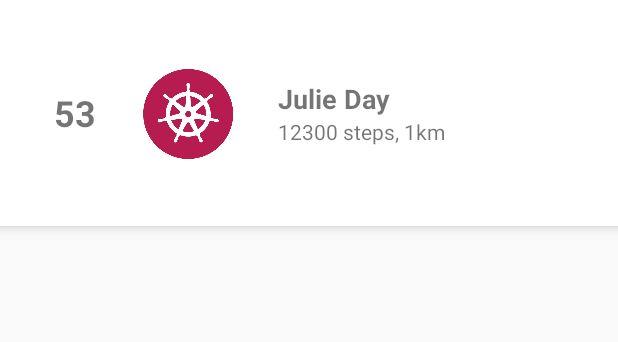
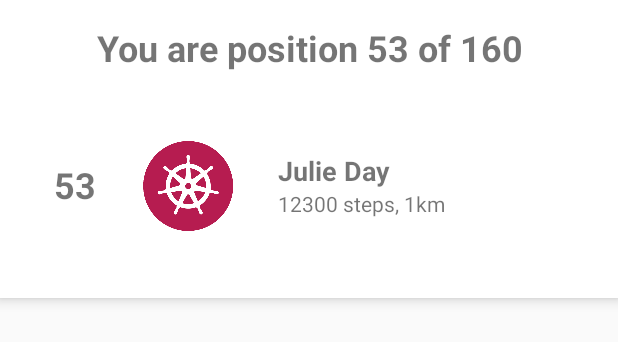
Before and after one commit to AnthonyAmanse/fitcoin-android, an Android app: the layout fragment_leaderboards.xml on its own in the app's theme, with its tools: preview values and no code run, on a phone screen of 412 x 824 dp. Shown: the top 342 px of the screen. Run offline under Robolectric (Android 15) with nearby library versions, the light colour scheme and no system bars; network calls fail.

Commit message:
Update leaderboard view and add icon for tab
Signed-off-by: AnthonyAmanse <ghieamanse@gmail.com>

```diff
--- /dev/null
+++ b/android/app/src/main/res/drawable/ic_bar_chart.xml
@@ -0,0 +1,5 @@
+<vector android:height="24dp" android:viewportHeight="64"
+    android:viewportWidth="64" android:width="24dp" xmlns:android="http://schemas.android.com/apk/res/android">
+    <path android:fillColor="#FF000000" android:pathData="M4,52V10H2v44h60v-2z"/>
+    <path android:fillColor="#FF000000" android:pathData="M8,32h14v16L8,48zM40,16L26,16v32h14L40,16zM38,46L28,46L28,18h10v28zM44,26h14v2L44,28zM44,30h14v2L44,32zM44,34h14v2L44,36zM44,38h14v2L44,40zM44,42h14v2L44,44zM44,46h14v2L44,48z"/>
+</vector>
--- a/android/app/src/main/res/layout/fragment_leaderboards.xml
+++ b/android/app/src/main/res/layout/fragment_leaderboards.xml
@@ -3,6 +3,19 @@
     xmlns:app="http://schemas.android.com/apk/res-auto"
     android:layout_width="match_parent"
     android:layout_height="match_parent">
+
+    <TextView
+        android:id="@+id/status"
+        android:layout_width="match_parent"
+        android:layout_height="wrap_content"
+        android:fontFamily="sans-serif"
+        android:paddingTop="15dp"
+        android:elevation="5dp"
+        android:background="#fff"
+        android:text="You are position 53 of 160"
+        android:textAlignment="center"
+        android:textSize="24sp"
+        android:textStyle="bold" />
 
     <LinearLayout
         android:id="@+id/userInfoLayout"
@@ -11,6 +24,7 @@
         android:paddingTop="25dp"
         android:paddingBottom="25dp"
         android:layout_width="match_parent"
+        android:layout_below="@+id/status"
         android:layout_height="wrap_content"
         android:elevation="5dp"
         android:background="#fff"
--- a/android/app/src/main/res/menu/navigation.xml
+++ b/android/app/src/main/res/menu/navigation.xml
@@ -17,7 +17,7 @@
         android:title="@string/title_shop" />
     <item
         android:id="@+id/navigation_leaderboards"
-        android:icon="@drawable/ic_checkout_cart"
+        android:icon="@drawable/ic_bar_chart"
         android:title="@string/title_leaderboards" />
 
     <!--<item-->
```
Also changed, not shown: android/app/src/main/java/com/example/anthony/fitcoinandroid/LeaderboardsFragment.java (+26 -1 lines), android/app/src/main/java/com/example/anthony/fitcoinandroid/UserFragment.java (+23 -2 lines).
